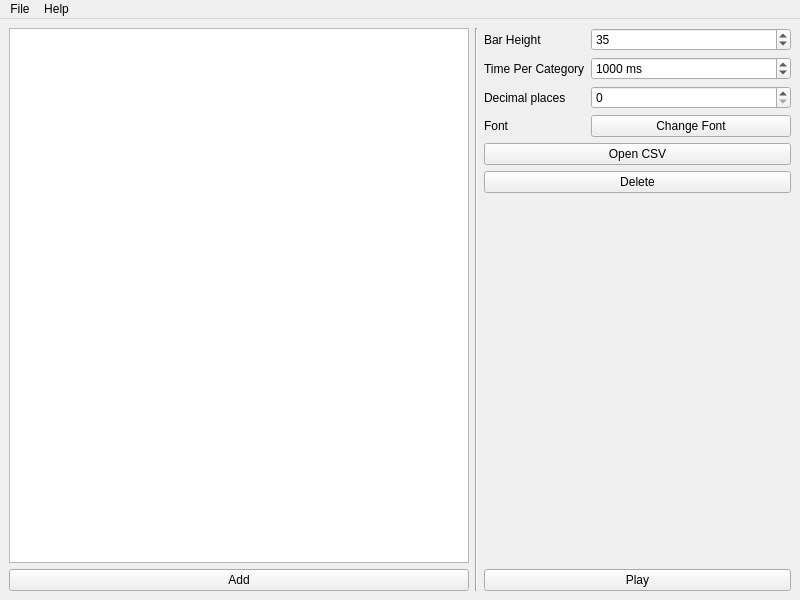
Qt form picker/mainwindow.ui (nrbyte/numvisz) before a commit.
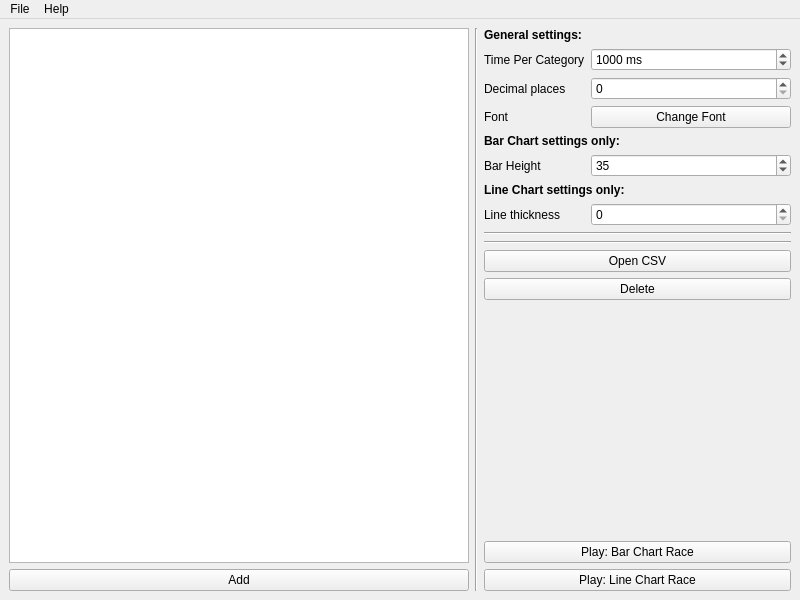
The same form after that commit.

Commit message: Updated UI to launch line chart visualizations too

What changed in the file:
```diff
--- a/picker/mainwindow.ui
+++ b/picker/mainwindow.ui
@@ -40,42 +40,28 @@
       </item>
       <item>
        <layout class="QVBoxLayout" name="verticalLayout_3">
+        <item>
+         <widget class="QLabel" name="label_6">
+          <property name="font">
+           <font>
+            <bold>true</bold>
+           </font>
+          </property>
+          <property name="text">
+           <string>General settings:</string>
+          </property>
+         </widget>
+        </item>
         <item>
          <layout class="QFormLayout" name="formLayout">
           <item row="0" column="0">
-           <widget class="QLabel" name="label">
-            <property name="text">
-             <string>Bar Height</string>
-            </property>
-           </widget>
-          </item>
-          <item row="0" column="1">
-           <widget class="QSpinBox" name="spinBarHeight">
-            <property name="minimumSize">
-             <size>
-              <width>200</width>
-              <height>0</height>
-             </size>
-            </property>
-            <property name="minimum">
-             <number>1</number>
-            </property>
-            <property name="maximum">
-             <number>10000</number>
-            </property>
-            <property name="value">
-             <number>35</number>
-            </property>
-           </widget>
-          </item>
-          <item row="1" column="0">
            <widget class="QLabel" name="label_2">
             <property name="text">
              <string>Time Per Category</string>
             </property>
            </widget>
           </item>
-          <item row="1" column="1">
+          <item row="0" column="1">
            <widget class="QSpinBox" name="spinTimePerCategory">
             <property name="suffix">
              <string> ms</string>
@@ -91,36 +77,116 @@
             </property>
            </widget>
           </item>
-          <item row="3" column="0">
+          <item row="1" column="0">
+           <widget class="QLabel" name="label_4">
+            <property name="text">
+             <string>Decimal places</string>
+            </property>
+           </widget>
+          </item>
+          <item row="1" column="1">
+           <widget class="QSpinBox" name="spinDecimalPlaces">
+            <property name="maximum">
+             <number>10</number>
+            </property>
+           </widget>
+          </item>
+          <item row="2" column="0">
            <widget class="QLabel" name="label_3">
             <property name="text">
              <string>Font</string>
             </property>
            </widget>
           </item>
-          <item row="3" column="1">
+          <item row="2" column="1">
            <widget class="QPushButton" name="fontButton">
             <property name="text">
              <string>Change Font</string>
             </property>
            </widget>
           </item>
-          <item row="2" column="1">
-           <widget class="QSpinBox" name="spinDecimalPlaces">
+          <item row="3" column="0" colspan="2">
+           <widget class="QLabel" name="label_5">
+            <property name="font">
+             <font>
+              <bold>true</bold>
+             </font>
+            </property>
+            <property name="frameShape">
+             <enum>QFrame::Shape::NoFrame</enum>
+            </property>
+            <property name="frameShadow">
+             <enum>QFrame::Shadow::Plain</enum>
+            </property>
+            <property name="text">
+             <string>Bar Chart settings only:</string>
+            </property>
+           </widget>
+          </item>
+          <item row="4" column="0">
+           <widget class="QLabel" name="label">
+            <property name="text">
+             <string>Bar Height</string>
+            </property>
+           </widget>
+          </item>
+          <item row="4" column="1">
+           <widget class="QSpinBox" name="spinBarHeight">
+            <property name="minimumSize">
+             <size>
+              <width>200</width>
+              <height>0</height>
+             </size>
+            </property>
+            <property name="minimum">
+             <number>1</number>
+            </property>
             <property name="maximum">
-             <number>10</number>
+             <number>10000</number>
             </property>
+            <property name="value">
+             <number>35</number>
+            </property>
            </widget>
           </item>
-          <item row="2" column="0">
-           <widget class="QLabel" name="label_4">
+          <item row="5" column="0" colspan="2">
+           <widget class="QLabel" name="label_7">
+            <property name="font">
+             <font>
+              <bold>true</bold>
+             </font>
+            </property>
             <property name="text">
-             <string>Decimal places</string>
+             <string>Line Chart settings only:</string>
             </property>
            </widget>
           </item>
+          <item row="6" column="0">
+           <widget class="QLabel" name="label_8">
+            <property name="text">
+             <string>Line thickness</string>
+            </property>
+           </widget>
+          </item>
+          <item row="6" column="1">
+           <widget class="QSpinBox" name="spinLineThickness"/>
+          </item>
          </layout>
         </item>
+        <item>
+         <widget class="Line" name="line_2">
+          <property name="orientation">
+           <enum>Qt::Orientation::Horizontal</enum>
+          </property>
+         </widget>
+        </item>
+        <item>
+         <widget class="Line" name="line_3">
+          <property name="orientation">
+           <enum>Qt::Orientation::Horizontal</enum>
+          </property>
+         </widget>
+        </item>
         <item>
          <widget class="QPushButton" name="openCSVButton">
           <property name="text">
@@ -151,7 +217,14 @@
         <item>
          <widget class="QPushButton" name="playButton">
           <property name="text">
-           <string>Play</string>
+           <string>Play: Bar Chart Race</string>
+          </property>
+         </widget>
+        </item>
+        <item>
+         <widget class="QPushButton" name="playLinechartButton">
+          <property name="text">
+           <string>Play: Line Chart Race</string>
           </property>
          </widget>
         </item>
```
Left out of the diff: 8 changed lines with no effect on the pictures. The commit also changes 4 other files.
